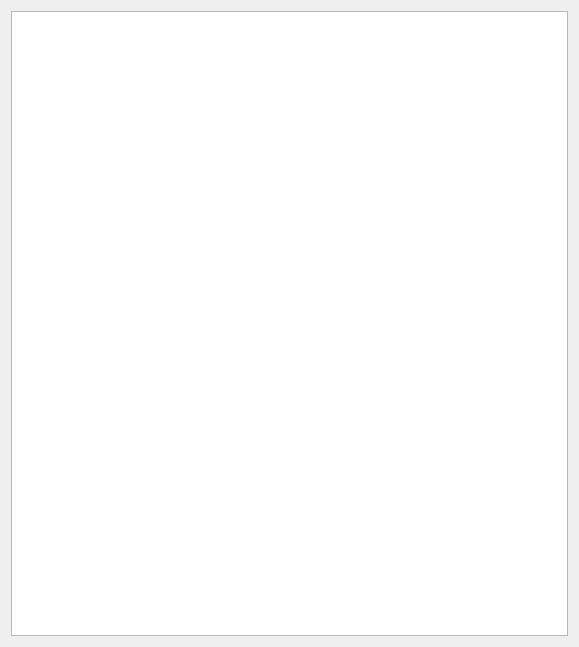
Before: the Qt Designer form vkconfig/dlghelp.ui in LunarG/VulkanTools, drawn with Qt 5.
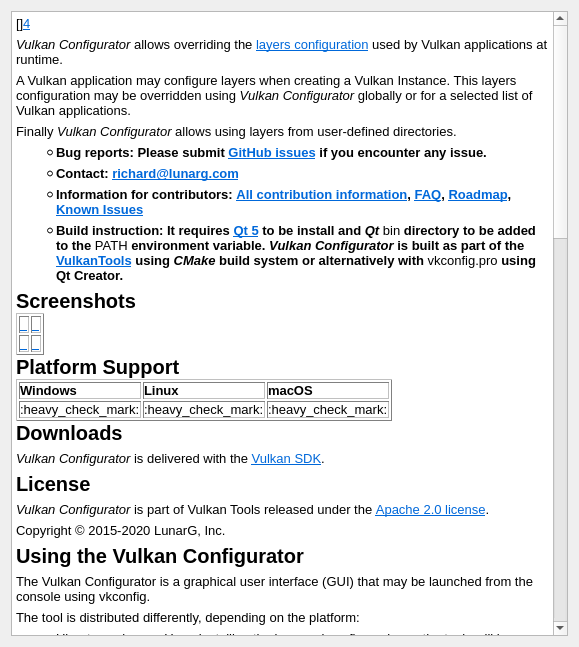
After: the same form once the commit is applied. Icons and pictures are not drawn.

Commit message: Tooltip fixes, help window

```diff
--- a/vkconfig/dlghelp.ui
+++ b/vkconfig/dlghelp.ui
@@ -27,7 +27,113 @@
 &lt;html&gt;&lt;head&gt;&lt;meta name=&quot;qrichtext&quot; content=&quot;1&quot; /&gt;&lt;style type=&quot;text/css&quot;&gt;
 p, li { white-space: pre-wrap; }
 &lt;/style&gt;&lt;/head&gt;&lt;body style=&quot; font-family:'Arial'; font-size:10pt; font-weight:400; font-style:normal;&quot;&gt;
-&lt;p style=&quot;-qt-paragraph-type:empty; margin-top:0px; margin-bottom:0px; margin-left:0px; margin-right:0px; -qt-block-indent:0; text-indent:0px;&quot;&gt;&lt;br /&gt;&lt;/p&gt;&lt;/body&gt;&lt;/html&gt;</string>
+&lt;p style=&quot; margin-top:12px; margin-bottom:12px; margin-left:0px; margin-right:0px; -qt-block-indent:0; text-indent:0px;&quot;&gt;&lt;img src=&quot;https://vulkan.lunarg.com/img/NewLunarGLogoBlack.png&quot; alt=&quot;LunarG&quot; width=&quot;198&quot; height=&quot;85&quot; /&gt;&lt;img src=&quot;./images/vulkan_configurator.png&quot; width=&quot;400&quot; /&gt;&lt;/p&gt;
+&lt;p style=&quot; margin-top:6px; margin-bottom:6px; margin-left:0px; margin-right:0px; -qt-block-indent:0; text-indent:0px;&quot;&gt;[&lt;img src=&quot;https://i.creativecommons.org/l/by-nd/4.0/88x31.png&quot; alt=&quot;Creative Commons&quot; title=&quot;Creative Commons License&quot; /&gt;]&lt;a href=&quot;https://creativecommons.org/licenses/by-nd/4.0/&quot;&gt;&lt;span style=&quot; color:#0068da;&quot;&gt;4&lt;/span&gt;&lt;/a&gt;&lt;/p&gt;
+&lt;p style=&quot; margin-top:6px; margin-bottom:6px; margin-left:0px; margin-right:0px; -qt-block-indent:0; text-indent:0px;&quot;&gt;&lt;span style=&quot; font-style:italic;&quot;&gt;Vulkan Configurator&lt;/span&gt; allows overriding the &lt;a href=&quot;https://github.com/KhronosGroup/Vulkan-Loader/blob/master/loader/LoaderAndLayerInterface.md#layers&quot;&gt;&lt;span style=&quot; color:#0068da;&quot;&gt;layers configuration&lt;/span&gt;&lt;/a&gt; used by Vulkan applications at runtime.&lt;/p&gt;
+&lt;p style=&quot; margin-top:6px; margin-bottom:6px; margin-left:0px; margin-right:0px; -qt-block-indent:0; text-indent:0px;&quot;&gt;A Vulkan application may configure layers when creating a Vulkan Instance. This layers configuration may be overridden using &lt;span style=&quot; font-style:italic;&quot;&gt;Vulkan Configurator&lt;/span&gt; globally or for a selected list of Vulkan applications.&lt;/p&gt;
+&lt;p style=&quot; margin-top:6px; margin-bottom:6px; margin-left:0px; margin-right:0px; -qt-block-indent:0; text-indent:0px;&quot;&gt;Finally &lt;span style=&quot; font-style:italic;&quot;&gt;Vulkan Configurator&lt;/span&gt; allows using layers from user-defined directories.&lt;/p&gt;
+&lt;ul type=&quot;circle&quot; style=&quot;margin-top: 0px; margin-bottom: 0px; margin-left: 0px; margin-right: 0px; -qt-list-indent: 1;&quot;&gt;&lt;li style=&quot; font-weight:600;&quot; style=&quot; margin-top:6px; margin-bottom:6px; margin-left:0px; margin-right:0px; -qt-block-indent:0; text-indent:0px;&quot;&gt;Bug reports: Please submit &lt;a href=&quot;https://github.com/LunarG/VulkanTools/issues&quot;&gt;&lt;span style=&quot; color:#0068da;&quot;&gt;GitHub issues&lt;/span&gt;&lt;/a&gt; if you encounter any issue.&lt;/li&gt;
+&lt;li style=&quot; font-weight:600;&quot; style=&quot; margin-top:6px; margin-bottom:6px; margin-left:0px; margin-right:0px; -qt-block-indent:0; text-indent:0px;&quot;&gt;Contact: &lt;a href=&quot;mailto:richard@lunarg.com&quot;&gt;&lt;span style=&quot; color:#0068da;&quot;&gt;richard@lunarg.com&lt;/span&gt;&lt;/a&gt;&lt;/li&gt;
+&lt;li style=&quot; font-weight:600;&quot; style=&quot; margin-top:6px; margin-bottom:6px; margin-left:0px; margin-right:0px; -qt-block-indent:0; text-indent:0px;&quot;&gt;Information for contributors: &lt;a href=&quot;../CONTRIBUTING.md&quot;&gt;&lt;span style=&quot; color:#0068da;&quot;&gt;All contribution information&lt;/span&gt;&lt;/a&gt;, &lt;a href=&quot;#faq&quot;&gt;&lt;span style=&quot; color:#0068da;&quot;&gt;FAQ&lt;/span&gt;&lt;/a&gt;, &lt;a href=&quot;#roadmap&quot;&gt;&lt;span style=&quot; color:#0068da;&quot;&gt;Roadmap&lt;/span&gt;&lt;/a&gt;, &lt;a href=&quot;#known-issues&quot;&gt;&lt;span style=&quot; color:#0068da;&quot;&gt;Known Issues&lt;/span&gt;&lt;/a&gt;&lt;/li&gt;
+&lt;li style=&quot; font-weight:600;&quot; style=&quot; margin-top:6px; margin-bottom:6px; margin-left:0px; margin-right:0px; -qt-block-indent:0; text-indent:0px;&quot;&gt;Build instruction: It requires &lt;a href=&quot;https://www.qt.io/download&quot;&gt;&lt;span style=&quot; color:#0068da;&quot;&gt;Qt 5&lt;/span&gt;&lt;/a&gt; to be install and &lt;span style=&quot; font-style:italic;&quot;&gt;Qt&lt;/span&gt; &lt;span style=&quot; font-family:'.SF NS Mono'; font-weight:400;&quot;&gt;bin&lt;/span&gt; directory to be added to the &lt;span style=&quot; font-family:'.SF NS Mono'; font-weight:400;&quot;&gt;PATH&lt;/span&gt; environment variable. &lt;span style=&quot; font-style:italic;&quot;&gt;Vulkan Configurator&lt;/span&gt; is built as part of the &lt;a href=&quot;../BUILD.md&quot;&gt;&lt;span style=&quot; color:#0068da;&quot;&gt;VulkanTools&lt;/span&gt;&lt;/a&gt; using &lt;span style=&quot; font-style:italic;&quot;&gt;CMake&lt;/span&gt; build system or alternatively with &lt;span style=&quot; font-family:'.SF NS Mono'; font-weight:400;&quot;&gt;vkconfig.pro&lt;/span&gt; using Qt Creator.&lt;/li&gt;&lt;/ul&gt;
+&lt;h2 style=&quot; margin-top:0px; margin-bottom:0px; margin-left:0px; margin-right:0px; -qt-block-indent:0; text-indent:0px;&quot;&gt;&lt;span style=&quot; font-size:x-large; font-weight:600;&quot;&gt;Screenshots&lt;/span&gt;&lt;/h2&gt;
+&lt;table border=&quot;1&quot; cellspacing=&quot;2&quot;&gt;
+&lt;tr&gt;
+&lt;td&gt;
+&lt;p style=&quot; margin-top:0px; margin-bottom:0px; margin-left:0px; margin-right:0px; -qt-block-indent:0; text-indent:0px;&quot;&gt;&lt;a href=&quot;./images/main_window.png&quot;&gt;&lt;span style=&quot; color:#0068da;&quot;&gt; &lt;/span&gt;&lt;/a&gt;&lt;img src=&quot;./images/main_window_320px.png&quot; alt=&quot;Main Window&quot; title=&quot;&quot; /&gt;&lt;a href=&quot;./images/main_window.png&quot;&gt;&lt;span style=&quot; color:#0068da;&quot;&gt; &lt;/span&gt;&lt;/a&gt;&lt;/p&gt;&lt;/td&gt;
+&lt;td&gt;
+&lt;p style=&quot; margin-top:0px; margin-bottom:0px; margin-left:0px; margin-right:0px; -qt-block-indent:0; text-indent:0px;&quot;&gt;&lt;a href=&quot;./images/multiple_layers.png&quot;&gt;&lt;span style=&quot; color:#0068da;&quot;&gt; &lt;/span&gt;&lt;/a&gt;&lt;img src=&quot;./images/multiple_layers_320px.png&quot; alt=&quot;Overriding multiple layers&quot; title=&quot;&quot; /&gt;&lt;a href=&quot;./images/multiple_layers.png&quot;&gt;&lt;span style=&quot; color:#0068da;&quot;&gt; &lt;/span&gt;&lt;/a&gt;&lt;/p&gt;&lt;/td&gt;&lt;/tr&gt;
+&lt;tr&gt;
+&lt;td&gt;
+&lt;p style=&quot; margin-top:0px; margin-bottom:0px; margin-left:0px; margin-right:0px; -qt-block-indent:0; text-indent:0px;&quot;&gt;&lt;a href=&quot;./images/launcher.png&quot;&gt;&lt;span style=&quot; color:#0068da;&quot;&gt; &lt;/span&gt;&lt;/a&gt;&lt;img src=&quot;./images/launcher_320px.png&quot; alt=&quot;Vulkan Applications launchers&quot; title=&quot;&quot; /&gt;&lt;a href=&quot;./images/launcher.png&quot;&gt;&lt;span style=&quot; color:#0068da;&quot;&gt; &lt;/span&gt;&lt;/a&gt;&lt;/p&gt;&lt;/td&gt;
+&lt;td&gt;
+&lt;p style=&quot; margin-top:0px; margin-bottom:0px; margin-left:0px; margin-right:0px; -qt-block-indent:0; text-indent:0px;&quot;&gt;&lt;a href=&quot;./images/layers_selection_and_ordering.png&quot;&gt;&lt;span style=&quot; color:#0068da;&quot;&gt; &lt;/span&gt;&lt;/a&gt;&lt;img src=&quot;./images/layers_selection_and_ordering_320px.png&quot; alt=&quot;Vulkan Layers slection and ordering &quot; title=&quot;&quot; /&gt;&lt;a href=&quot;./images/layers_selection_and_ordering.png&quot;&gt;&lt;span style=&quot; color:#0068da;&quot;&gt; &lt;/span&gt;&lt;/a&gt;&lt;/p&gt;&lt;/td&gt;&lt;/tr&gt;&lt;/table&gt;
+&lt;h2 style=&quot; margin-top:0px; margin-bottom:0px; margin-left:0px; margin-right:0px; -qt-block-indent:0; text-indent:0px;&quot;&gt;&lt;span style=&quot; font-size:x-large; font-weight:600;&quot;&gt;Platform Support&lt;/span&gt;&lt;/h2&gt;
+&lt;table border=&quot;1&quot; cellspacing=&quot;2&quot;&gt;
+&lt;tr&gt;
+&lt;td&gt;
+&lt;p style=&quot; margin-top:0px; margin-bottom:0px; margin-left:0px; margin-right:0px; -qt-block-indent:0; text-indent:0px;&quot;&gt;&lt;span style=&quot; font-weight:600;&quot;&gt;Windows&lt;/span&gt;&lt;/p&gt;&lt;/td&gt;
+&lt;td&gt;
+&lt;p style=&quot; margin-top:0px; margin-bottom:0px; margin-left:0px; margin-right:0px; -qt-block-indent:0; text-indent:0px;&quot;&gt;&lt;span style=&quot; font-weight:600;&quot;&gt;Linux&lt;/span&gt;&lt;/p&gt;&lt;/td&gt;
+&lt;td&gt;
+&lt;p style=&quot; margin-top:0px; margin-bottom:0px; margin-left:0px; margin-right:0px; -qt-block-indent:0; text-indent:0px;&quot;&gt;&lt;span style=&quot; font-weight:600;&quot;&gt;macOS&lt;/span&gt;&lt;/p&gt;&lt;/td&gt;&lt;/tr&gt;
+&lt;tr&gt;
+&lt;td&gt;
+&lt;p style=&quot; margin-top:0px; margin-bottom:0px; margin-left:0px; margin-right:0px; -qt-block-indent:0; text-indent:0px;&quot;&gt;:heavy_check_mark:&lt;/p&gt;&lt;/td&gt;
+&lt;td&gt;
+&lt;p style=&quot; margin-top:0px; margin-bottom:0px; margin-left:0px; margin-right:0px; -qt-block-indent:0; text-indent:0px;&quot;&gt;:heavy_check_mark:&lt;/p&gt;&lt;/td&gt;
+&lt;td&gt;
+&lt;p style=&quot; margin-top:0px; margin-bottom:0px; margin-left:0px; margin-right:0px; -qt-block-indent:0; text-indent:0px;&quot;&gt;:heavy_check_mark:&lt;/p&gt;&lt;/td&gt;&lt;/tr&gt;&lt;/table&gt;
+&lt;h2 style=&quot; margin-top:0px; margin-bottom:0px; margin-left:0px; margin-right:0px; -qt-block-indent:0; text-indent:0px;&quot;&gt;&lt;span style=&quot; font-size:x-large; font-weight:600;&quot;&gt;Downloads&lt;/span&gt;&lt;/h2&gt;
+&lt;p style=&quot; margin-top:6px; margin-bottom:6px; margin-left:0px; margin-right:0px; -qt-block-indent:0; text-indent:0px;&quot;&gt;&lt;span style=&quot; font-style:italic;&quot;&gt;Vulkan Configurator&lt;/span&gt; is delivered with the &lt;a href=&quot;https://vulkan.lunarg.com/sdk/home&quot;&gt;&lt;span style=&quot; color:#0068da;&quot;&gt;Vulkan SDK&lt;/span&gt;&lt;/a&gt;.&lt;/p&gt;
+&lt;h2 style=&quot; margin-top:0px; margin-bottom:0px; margin-left:0px; margin-right:0px; -qt-block-indent:0; text-indent:0px;&quot;&gt;&lt;span style=&quot; font-size:x-large; font-weight:600;&quot;&gt;License&lt;/span&gt;&lt;/h2&gt;
+&lt;p style=&quot; margin-top:6px; margin-bottom:6px; margin-left:0px; margin-right:0px; -qt-block-indent:0; text-indent:0px;&quot;&gt;&lt;span style=&quot; font-style:italic;&quot;&gt;Vulkan Configurator&lt;/span&gt; is part of Vulkan Tools released under the &lt;a href=&quot;../LICENSE.txt&quot;&gt;&lt;span style=&quot; color:#0068da;&quot;&gt;Apache 2.0 license&lt;/span&gt;&lt;/a&gt;.&lt;/p&gt;
+&lt;p style=&quot; margin-top:6px; margin-bottom:6px; margin-left:0px; margin-right:0px; -qt-block-indent:0; text-indent:0px;&quot;&gt;Copyright © 2015-2020 LunarG, Inc.&lt;/p&gt;
+&lt;h2 style=&quot; margin-top:0px; margin-bottom:0px; margin-left:0px; margin-right:0px; -qt-block-indent:0; text-indent:0px;&quot;&gt;&lt;span style=&quot; font-size:x-large; font-weight:600;&quot;&gt;Using the Vulkan Configurator&lt;/span&gt;&lt;/h2&gt;
+&lt;p style=&quot; margin-top:6px; margin-bottom:6px; margin-left:0px; margin-right:0px; -qt-block-indent:0; text-indent:0px;&quot;&gt;The Vulkan Configurator is a graphical user interface (GUI) that may be launched from the console using &lt;span style=&quot; font-family:'.SF NS Mono';&quot;&gt;vkconfig&lt;/span&gt;.&lt;/p&gt;
+&lt;p style=&quot; margin-top:6px; margin-bottom:6px; margin-left:0px; margin-right:0px; -qt-block-indent:0; text-indent:0px;&quot;&gt;The tool is distributed differently, depending on the platform:&lt;/p&gt;
+&lt;ul style=&quot;margin-top: 0px; margin-bottom: 0px; margin-left: 0px; margin-right: 0px; -qt-list-indent: 1;&quot;&gt;&lt;li style=&quot; margin-top:6px; margin-bottom:6px; margin-left:0px; margin-right:0px; -qt-block-indent:0; text-indent:0px;&quot;&gt;Ubuntu packages: Upon installing the &lt;span style=&quot; font-family:'.SF NS Mono';&quot;&gt;lunarg-vkconfig&lt;/span&gt; package, the tools will be available from the command line as &lt;span style=&quot; font-family:'.SF NS Mono';&quot;&gt;vkconfig&lt;/span&gt;.&lt;/li&gt;
+&lt;li style=&quot; margin-top:6px; margin-bottom:6px; margin-left:0px; margin-right:0px; -qt-block-indent:0; text-indent:0px;&quot;&gt;Linux tarball: The vkconfig executable comes pre-built. Run vkconfig on the command line.&lt;/li&gt;
+&lt;li style=&quot; margin-top:6px; margin-bottom:6px; margin-left:0px; margin-right:0px; -qt-block-indent:0; text-indent:0px;&quot;&gt;Windows: The tool will be present on the start menu, in the Vulkan SDK menu. User can also invoke from a command line.&lt;/li&gt;
+&lt;li style=&quot; margin-top:6px; margin-bottom:6px; margin-left:0px; margin-right:0px; -qt-block-indent:0; text-indent:0px;&quot;&gt;macOS: The tool is provided as an application bundle. Run it by double clicking the bundle from a file explorer.&lt;/li&gt;&lt;/ul&gt;
+&lt;h2 style=&quot; margin-top:0px; margin-bottom:0px; margin-left:0px; margin-right:0px; -qt-block-indent:0; text-indent:0px;&quot;&gt;&lt;span style=&quot; font-size:x-large; font-weight:600;&quot;&gt;Glossary&lt;/span&gt;&lt;/h2&gt;
+&lt;p style=&quot; margin-top:6px; margin-bottom:6px; margin-left:0px; margin-right:0px; -qt-block-indent:0; text-indent:0px;&quot;&gt;&lt;a href=&quot;https://github.com/KhronosGroup/Vulkan-Loader/blob/master/loader/LoaderAndLayerInterface.md#layers&quot;&gt;&lt;span style=&quot; color:#0068da;&quot;&gt;Vulkan Layer&lt;/span&gt;&lt;/a&gt;: A layer is an optional library that can intercept Vulkan functions on their way from the Vulkan application down to the Vulkan drivers. Multiple layers can be chained together to use multiple layer functionalities simultanously.&lt;/p&gt;
+&lt;p style=&quot; margin-top:6px; margin-bottom:6px; margin-left:0px; margin-right:0px; -qt-block-indent:0; text-indent:0px;&quot;&gt;&lt;span style=&quot; font-weight:600;&quot;&gt;Vulkan Layers Configuration&lt;/span&gt;: A collection of Vulkan Layers executed in &lt;a href=&quot;./vkconfig.md#vulkan-layers-execution-order-overview&quot;&gt;&lt;span style=&quot; color:#0068da;&quot;&gt;a specific order&lt;/span&gt;&lt;/a&gt; with specific settings for each layer.&lt;/p&gt;
+&lt;p style=&quot; margin-top:6px; margin-bottom:6px; margin-left:0px; margin-right:0px; -qt-block-indent:0; text-indent:0px;&quot;&gt;&lt;span style=&quot; font-weight:600;&quot;&gt;Vulkan &lt;/span&gt;&lt;a href=&quot;https://github.com/KhronosGroup/Vulkan-Loader/blob/master/loader/LoaderAndLayerInterface.md#implicit-vs-explicit-layers&quot;&gt;&lt;span style=&quot; color:#0068da;&quot;&gt;Explicit Layers vs Implicit Layer&lt;/span&gt;&lt;/a&gt;: An explicit layer has to be explicitly activated by the user from source in &lt;span style=&quot; font-family:'.SF NS Mono';&quot;&gt;vkCreateInstance&lt;/span&gt;, using Vulkan Configurator or &lt;span style=&quot; font-family:'.SF NS Mono';&quot;&gt;VK_INSTANCE_LAYERS&lt;/span&gt; environment variable. Implicit layers are enabled by their existence on the system by default.&lt;/p&gt;
+&lt;p style=&quot; margin-top:6px; margin-bottom:6px; margin-left:0px; margin-right:0px; -qt-block-indent:0; text-indent:0px;&quot;&gt;&lt;span style=&quot; font-weight:600;&quot;&gt;Vulkan &lt;/span&gt;&lt;a href=&quot;https://github.com/KhronosGroup/Vulkan-Loader/blob/master/loader/LoaderAndLayerInterface.md#meta-layers&quot;&gt;&lt;span style=&quot; color:#0068da;&quot;&gt;Meta-Layer&lt;/span&gt;&lt;/a&gt;: Meta-layers are a special kind of layer which is only available through the desktop &lt;a href=&quot;https://github.com/KhronosGroup/Vulkan-Loader&quot;&gt;&lt;span style=&quot; color:#0068da;&quot;&gt;Vulkan Loader&lt;/span&gt;&lt;/a&gt;. While usual layers are associated with one particular library, a meta-layer is actually a collection layer which contains an ordered list of other layers called &lt;span style=&quot; font-style:italic;&quot;&gt;component layers&lt;/span&gt;.&lt;/p&gt;
+&lt;p style=&quot; margin-top:6px; margin-bottom:6px; margin-left:0px; margin-right:0px; -qt-block-indent:0; text-indent:0px;&quot;&gt;&lt;a href=&quot;https://github.com/KhronosGroup/Vulkan-Loader/blob/master/loader/LoaderAndLayerInterface.md##override-meta-layer&quot;&gt;&lt;span style=&quot; color:#0068da;&quot;&gt;Vulkan Override Layer&lt;/span&gt;&lt;/a&gt;: The Vulkan Override Layer is an implicit meta-layer found on the system with the name &lt;span style=&quot; font-family:'.SF NS Mono';&quot;&gt;VK_LAYER_LUNARG_override&lt;/span&gt;. It is the mechanism used by &lt;span style=&quot; font-style:italic;&quot;&gt;Vulkan Configurator&lt;/span&gt; to override Vulkan applications layers. This layer contains:&lt;/p&gt;
+&lt;ul style=&quot;margin-top: 0px; margin-bottom: 0px; margin-left: 0px; margin-right: 0px; -qt-list-indent: 1;&quot;&gt;&lt;li style=&quot; margin-top:6px; margin-bottom:6px; margin-left:0px; margin-right:0px; -qt-block-indent:0; text-indent:0px;&quot;&gt;The ordered list of layers to activate&lt;/li&gt;
+&lt;li style=&quot; margin-top:6px; margin-bottom:6px; margin-left:0px; margin-right:0px; -qt-block-indent:0; text-indent:0px;&quot;&gt;The list of layers to exclude from execution&lt;/li&gt;
+&lt;li style=&quot; margin-top:6px; margin-bottom:6px; margin-left:0px; margin-right:0px; -qt-block-indent:0; text-indent:0px;&quot;&gt;The list of paths to executables that the layers override applies to. If this list is empty, the override is applied to every application upon startup. This feature can be configured with Vulkan Configurator when&lt;/li&gt;&lt;/ul&gt;
+&lt;p style=&quot; margin-top:6px; margin-bottom:6px; margin-left:0px; margin-right:0px; -qt-block-indent:0; text-indent:0px;&quot;&gt;&lt;span style=&quot; font-weight:600;&quot;&gt;Vulkan Layer settings&lt;/span&gt;: Per layer settings loaded by each layer library and stored in the &lt;span style=&quot; font-family:'.SF NS Mono';&quot;&gt;vk_layer_settings.txt&lt;/span&gt; file. This file is located either next to the Vulkan application executable or set globally, applied to all Vulkan applications. These settings are described &lt;a href=&quot;https://github.com/KhronosGroup/Vulkan-ValidationLayers/blob/master/layers/vk_layer_settings.txt&quot;&gt;&lt;span style=&quot; color:#0068da;&quot;&gt;here for VK_LAYER_KHRONOS_validation&lt;/span&gt;&lt;/a&gt; and &lt;a href=&quot;https://github.com/LunarG/VulkanTools/blob/master/layersvt/vk_layer_settings.txt&quot;&gt;&lt;span style=&quot; color:#0068da;&quot;&gt;here for other layers created by LunarG&lt;/span&gt;&lt;/a&gt;.&lt;/p&gt;
+&lt;h2 style=&quot; margin-top:0px; margin-bottom:0px; margin-left:0px; margin-right:0px; -qt-block-indent:0; text-indent:0px;&quot;&gt;&lt;span style=&quot; font-size:x-large; font-weight:600;&quot;&gt;Vulkan Layers execution order overview&lt;/span&gt;&lt;/h2&gt;
+&lt;p style=&quot; margin-top:6px; margin-bottom:6px; margin-left:0px; margin-right:0px; -qt-block-indent:0; text-indent:0px;&quot;&gt;&lt;a href=&quot;./images/vulkan_layers_order.png&quot;&gt;&lt;span style=&quot; color:#0068da;&quot;&gt; &lt;/span&gt;&lt;/a&gt;&lt;img src=&quot;./images/vulkan_layers_order_small.png&quot; alt=&quot;Vulkan Loader&quot; title=&quot;&quot; /&gt;&lt;a href=&quot;./images/vulkan_layers_order.png&quot;&gt;&lt;span style=&quot; color:#0068da;&quot;&gt; &lt;/span&gt;&lt;/a&gt;&lt;/p&gt;
+&lt;h2 style=&quot; margin-top:0px; margin-bottom:0px; margin-left:0px; margin-right:0px; -qt-block-indent:0; text-indent:0px;&quot;&gt;&lt;span style=&quot; font-size:x-large; font-weight:600;&quot;&gt;Vulkan Loader and Layers design overview&lt;/span&gt;&lt;/h2&gt;
+&lt;p style=&quot; margin-top:6px; margin-bottom:6px; margin-left:0px; margin-right:0px; -qt-block-indent:0; text-indent:0px;&quot;&gt;&lt;a href=&quot;./images/vulkan_loader.png&quot;&gt;&lt;span style=&quot; color:#0068da;&quot;&gt; &lt;/span&gt;&lt;/a&gt;&lt;img src=&quot;./images/vulkan_loader_640px.png&quot; alt=&quot;Vulkan Loader&quot; title=&quot;&quot; /&gt;&lt;a href=&quot;./images/vulkan_loader.png&quot;&gt;&lt;span style=&quot; color:#0068da;&quot;&gt; &lt;/span&gt;&lt;/a&gt;&lt;/p&gt;
+&lt;p style=&quot; margin-top:6px; margin-bottom:6px; margin-left:0px; margin-right:0px; -qt-block-indent:0; text-indent:0px;&quot;&gt;For detailed information, read the &lt;a href=&quot;https://github.com/KhronosGroup/Vulkan-Loader/blob/master/loader/LoaderAndLayerInterface.md&quot;&gt;&lt;span style=&quot; color:#0068da;&quot;&gt;Architecture of the Vulkan Loader Interfaces&lt;/span&gt;&lt;/a&gt; document.&lt;/p&gt;
+&lt;h2 style=&quot; margin-top:0px; margin-bottom:0px; margin-left:0px; margin-right:0px; -qt-block-indent:0; text-indent:0px;&quot;&gt;&lt;span style=&quot; font-size:x-large; font-weight:600;&quot;&gt;OS User-Specific Modifications&lt;/span&gt;&lt;/h2&gt;
+&lt;p style=&quot; margin-top:6px; margin-bottom:6px; margin-left:0px; margin-right:0px; -qt-block-indent:0; text-indent:0px;&quot;&gt;The &lt;span style=&quot; font-style:italic;&quot;&gt;Vulkan Configurator&lt;/span&gt; does not make any system-wide changes to a system, but it does make user-specific changes. These changes are documented below:&lt;/p&gt;
+&lt;h3 style=&quot; margin-top:0px; margin-bottom:0px; margin-left:0px; margin-right:0px; -qt-block-indent:0; text-indent:0px;&quot;&gt;&lt;span style=&quot; font-size:large; font-weight:600;&quot;&gt;Linux and macOS&lt;/span&gt;&lt;/h3&gt;
+&lt;p style=&quot; margin-top:6px; margin-bottom:6px; margin-left:0px; margin-right:0px; -qt-block-indent:0; text-indent:0px;&quot;&gt;Unix systems store files in the following paths:&lt;/p&gt;
+&lt;ul style=&quot;margin-top: 0px; margin-bottom: 0px; margin-left: 0px; margin-right: 0px; -qt-list-indent: 1;&quot;&gt;&lt;li style=&quot; font-family:'.SF NS Mono';&quot; style=&quot; margin-top:6px; margin-bottom:6px; margin-left:0px; margin-right:0px; -qt-block-indent:0; text-indent:0px;&quot;&gt;$HOME/.local/share/vulkan/implicit_layer.d/VkLayer_override.json tells a Vulkan application which layers to use&lt;/li&gt;
+&lt;li style=&quot; font-family:'.SF NS Mono';&quot; style=&quot; margin-top:6px; margin-bottom:6px; margin-left:0px; margin-right:0px; -qt-block-indent:0; text-indent:0px;&quot;&gt;$HOME/.local/share/vulkan/settings.d/vk_layer_settings.txt tells Vulkan layers which settings to use&lt;/li&gt;
+&lt;li style=&quot; font-family:'.SF NS Mono';&quot; style=&quot; margin-top:6px; margin-bottom:6px; margin-left:0px; margin-right:0px; -qt-block-indent:0; text-indent:0px;&quot;&gt;$HOME/.config/LunarG/vkconfig.conf stores the application settings for vkconfig&lt;/li&gt;&lt;/ul&gt;
+&lt;h3 style=&quot; margin-top:0px; margin-bottom:0px; margin-left:0px; margin-right:0px; -qt-block-indent:0; text-indent:0px;&quot;&gt;&lt;span style=&quot; font-size:large; font-weight:600;&quot;&gt;Windows&lt;/span&gt;&lt;/h3&gt;
+&lt;p style=&quot; margin-top:6px; margin-bottom:6px; margin-left:0px; margin-right:0px; -qt-block-indent:0; text-indent:0px;&quot;&gt;Windows systems store files in the following paths:&lt;/p&gt;
+&lt;ul style=&quot;margin-top: 0px; margin-bottom: 0px; margin-left: 0px; margin-right: 0px; -qt-list-indent: 1;&quot;&gt;&lt;li style=&quot; font-family:'.SF NS Mono';&quot; style=&quot; margin-top:6px; margin-bottom:6px; margin-left:0px; margin-right:0px; -qt-block-indent:0; text-indent:0px;&quot;&gt;%TEMP%\VulkanLayerManager\VkLayerOverride.json tells a Vulkan application which layers to use&lt;/li&gt;
+&lt;li style=&quot; font-family:'.SF NS Mono';&quot; style=&quot; margin-top:6px; margin-bottom:6px; margin-left:0px; margin-right:0px; -qt-block-indent:0; text-indent:0px;&quot;&gt;%TEMP%\VulkanLayerManager\vk_layer_settings.txt tells Vulkan layers which settings to use&lt;/li&gt;&lt;/ul&gt;
+&lt;p style=&quot; margin-top:6px; margin-bottom:6px; margin-left:0px; margin-right:0px; -qt-block-indent:0; text-indent:0px;&quot;&gt;In addition, Windows system create registry entries in the following locations:&lt;/p&gt;
+&lt;ul style=&quot;margin-top: 0px; margin-bottom: 0px; margin-left: 0px; margin-right: 0px; -qt-list-indent: 1;&quot;&gt;&lt;li style=&quot; font-family:'.SF NS Mono';&quot; style=&quot; margin-top:6px; margin-bottom:6px; margin-left:0px; margin-right:0px; -qt-block-indent:0; text-indent:0px;&quot;&gt;HKEY_CURRENT_USER\Software\Khronos\Vulkan\ImplicitLayers will have an entry that points to the JSON file above&lt;/li&gt;
+&lt;li style=&quot; font-family:'.SF NS Mono';&quot; style=&quot; margin-top:6px; margin-bottom:6px; margin-left:0px; margin-right:0px; -qt-block-indent:0; text-indent:0px;&quot;&gt;HKEY_CURRENT_USER\Software\Khronos\Vulkan\Settings will have an entry that points to the text file above&lt;/li&gt;
+&lt;li style=&quot; font-family:'.SF NS Mono';&quot; style=&quot; margin-top:6px; margin-bottom:6px; margin-left:0px; margin-right:0px; -qt-block-indent:0; text-indent:0px;&quot;&gt;HKEY_CURRENT_USER\Software\LunarG\vkconfig stores the application settings for vkconfig&lt;/li&gt;&lt;/ul&gt;
+&lt;h2 style=&quot; margin-top:0px; margin-bottom:0px; margin-left:0px; margin-right:0px; -qt-block-indent:0; text-indent:0px;&quot;&gt;&lt;span style=&quot; font-size:x-large; font-weight:600;&quot;&gt;FAQ&lt;/span&gt;&lt;/h2&gt;
+&lt;h3 style=&quot; margin-top:0px; margin-bottom:0px; margin-left:0px; margin-right:0px; -qt-block-indent:0; text-indent:0px;&quot;&gt;&lt;span style=&quot; font-size:large; font-weight:600;&quot;&gt;How do I use Vulkan Configurator to override only the Vulkan layers of a selected list of applications?&lt;/span&gt;&lt;/h3&gt;
+&lt;p style=&quot; margin-top:6px; margin-bottom:6px; margin-left:0px; margin-right:0px; -qt-block-indent:0; text-indent:0px;&quot;&gt;This is typically done by enabling the &amp;quot;Apply only to the selected list of Vulkan applications&amp;quot; check box.&lt;img src=&quot;./images/only_list.png&quot; /&gt;&lt;/p&gt;
+&lt;p style=&quot; margin-top:6px; margin-bottom:6px; margin-left:0px; margin-right:0px; -qt-block-indent:0; text-indent:0px;&quot;&gt;However, if this is not working it might be because the &lt;span style=&quot; font-style:italic;&quot;&gt;Vulkan Loader&lt;/span&gt; on the system is too old. Version 1.2.141 or newer of the Vulkan Loader is required. Update the &lt;span style=&quot; font-style:italic;&quot;&gt;Vulkan Loader&lt;/span&gt; by installing the latest &lt;a href=&quot;https://vulkan.lunarg.com/sdk/home&quot;&gt;&lt;span style=&quot; color:#0068da;&quot;&gt;Vulkan Runtime&lt;/span&gt;&lt;/a&gt; to enable this feature.&lt;/p&gt;
+&lt;h2 style=&quot; margin-top:0px; margin-bottom:0px; margin-left:0px; margin-right:0px; -qt-block-indent:0; text-indent:0px;&quot;&gt;&lt;span style=&quot; font-size:x-large; font-weight:600;&quot;&gt;Roadmap&lt;/span&gt;&lt;/h2&gt;
+&lt;ul style=&quot;margin-top: 0px; margin-bottom: 0px; margin-left: 0px; margin-right: 0px; -qt-list-indent: 1;&quot;&gt;&lt;li style=&quot; margin-top:6px; margin-bottom:6px; margin-left:0px; margin-right:0px; -qt-block-indent:0; text-indent:0px;&quot;&gt;Use Private Settings Layer Extension new APIs categorize settings and allow layers by developers integration of settings in vkconfig &lt;a href=&quot;https://github.com/KhronosGroup/Vulkan-ValidationLayers/pull/1920&quot;&gt;&lt;span style=&quot; color:#0068da;&quot;&gt;https://github.com/KhronosGroup/Vulkan-ValidationLayers/pull/1920&lt;/span&gt;&lt;/a&gt;&lt;/li&gt;
+&lt;li style=&quot; margin-top:6px; margin-bottom:6px; margin-left:0px; margin-right:0px; -qt-block-indent:0; text-indent:0px;&quot;&gt;Improve the layer settings representation and organization.&lt;/li&gt;
+&lt;li style=&quot; margin-top:6px; margin-bottom:6px; margin-left:0px; margin-right:0px; -qt-block-indent:0; text-indent:0px;&quot;&gt;Full coverage of &lt;a href=&quot;https://www.khronos.org/registry/vulkan/specs/1.2-extensions/man/html/VK_EXT_debug_utils.html&quot;&gt;&lt;span style=&quot; color:#0068da;&quot;&gt;VK_EXT_debug_utils&lt;/span&gt;&lt;/a&gt; for message filtering.&lt;/li&gt;
+&lt;li style=&quot; margin-top:6px; margin-bottom:6px; margin-left:0px; margin-right:0px; -qt-block-indent:0; text-indent:0px;&quot;&gt;Refactor the loader to replace &lt;span style=&quot; font-family:'.SF NS Mono';&quot;&gt;vk_layer_settings.txt&lt;/span&gt; and &lt;span style=&quot; font-family:'.SF NS Mono';&quot;&gt;VkLayer_override.json&lt;/span&gt; by json files generated by &lt;span style=&quot; font-family:'.SF NS Mono';&quot;&gt;Vulkan Configurator&lt;/span&gt;.&lt;/li&gt;
+&lt;ul style=&quot;margin-top: 0px; margin-bottom: 0px; margin-left: 0px; margin-right: 0px; -qt-list-indent: 2;&quot;&gt;&lt;li style=&quot; margin-top:6px; margin-bottom:6px; margin-left:0px; margin-right:0px; -qt-block-indent:0; text-indent:0px;&quot;&gt;Global layers overriding file is placed in &lt;span style=&quot; font-family:'.SF NS Mono';&quot;&gt;VulkanLayerManager&lt;/span&gt; directory.&lt;/li&gt;
+&lt;li style=&quot; margin-top:6px; margin-bottom:6px; margin-left:0px; margin-right:0px; -qt-block-indent:0; text-indent:0px;&quot;&gt;Local layers overriding file / selected Vulkan application is placed the application directory.&lt;/li&gt;&lt;/ul&gt;
+&lt;li style=&quot; margin-top:6px; margin-bottom:6px; margin-left:0px; margin-right:0px; -qt-block-indent:0; text-indent:0px;&quot;&gt;Add full command line arguments to use &lt;span style=&quot; font-family:'.SF NS Mono';&quot;&gt;Vulkan Configurator&lt;/span&gt; features and add a test framework.&lt;/li&gt;
+&lt;li style=&quot; margin-top:6px; margin-bottom:6px; margin-left:0px; margin-right:0px; -qt-block-indent:0; text-indent:0px;&quot;&gt;Add a test to check Vulkan is working fine on the machine and display the review in the log at Vulkan Configurator start up.&lt;/li&gt;
+&lt;li style=&quot; margin-top:6px; margin-bottom:6px; margin-left:0px; margin-right:0px; -qt-block-indent:0; text-indent:0px;&quot;&gt;Improve layer ordering representation and accuracy.&lt;/li&gt;
+&lt;li style=&quot; margin-top:6px; margin-bottom:6px; margin-left:0px; margin-right:0px; -qt-block-indent:0; text-indent:0px;&quot;&gt;Add Import and export of layers configurations.&lt;/li&gt;
+&lt;li style=&quot; margin-top:6px; margin-bottom:6px; margin-left:0px; margin-right:0px; -qt-block-indent:0; text-indent:0px;&quot;&gt;Add multiple command line arguments and environment variables per application.&lt;/li&gt;
+&lt;li style=&quot; margin-top:6px; margin-bottom:6px; margin-left:0px; margin-right:0px; -qt-block-indent:0; text-indent:0px;&quot;&gt;Add a search field for the launcher log area and button to open the launcher log file, make it possible to browse the log.&lt;/li&gt;
+&lt;li style=&quot; margin-top:6px; margin-bottom:6px; margin-left:0px; margin-right:0px; -qt-block-indent:0; text-indent:0px;&quot;&gt;Make vkconfig a service to add an icon in the taskbar when running.&lt;/li&gt;
+&lt;li style=&quot; margin-top:6px; margin-bottom:6px; margin-left:0px; margin-right:0px; -qt-block-indent:0; text-indent:0px;&quot;&gt;Add a dedicated Vulkan Configurator layer to capture all the debug messages directly.&lt;/li&gt;
+&lt;li style=&quot; margin-top:6px; margin-bottom:6px; margin-left:0px; margin-right:0px; -qt-block-indent:0; text-indent:0px;&quot;&gt;Add display of a detailed description of each layer.&lt;/li&gt;&lt;/ul&gt;
+&lt;h2 style=&quot; margin-top:0px; margin-bottom:0px; margin-left:0px; margin-right:0px; -qt-block-indent:0; text-indent:0px;&quot;&gt;&lt;span style=&quot; font-size:x-large; font-weight:600;&quot;&gt;Known Issues&lt;/span&gt;&lt;/h2&gt;
+&lt;ul style=&quot;margin-top: 0px; margin-bottom: 0px; margin-left: 0px; margin-right: 0px; -qt-list-indent: 1;&quot;&gt;&lt;li style=&quot; margin-top:6px; margin-bottom:6px; margin-left:0px; margin-right:0px; -qt-block-indent:0; text-indent:0px;&quot;&gt;The UI still feels a little clunky... Need more polish.&lt;/li&gt;
+&lt;li style=&quot; margin-top:6px; margin-bottom:6px; margin-left:0px; margin-right:0px; -qt-block-indent:0; text-indent:0px;&quot;&gt;Message filtering using VUID name and index is not yet fully implemented.&lt;/li&gt;
+&lt;li style=&quot; margin-top:6px; margin-bottom:6px; margin-left:0px; margin-right:0px; -qt-block-indent:0; text-indent:0px;&quot;&gt;Layers will use the override layer settings and ignore the local file with no warning to the user.&lt;/li&gt;
+&lt;li style=&quot; margin-top:6px; margin-bottom:6px; margin-left:0px; margin-right:0px; -qt-block-indent:0; text-indent:0px;&quot;&gt;Layer paths may not be duplicated in the layer override json file. They currently are.&lt;/li&gt;
+&lt;li style=&quot; margin-top:6px; margin-bottom:6px; margin-left:0px; margin-right:0px; -qt-block-indent:0; text-indent:0px;&quot;&gt;Layer execution order express in the &amp;quot;Select Vulkan Layers to override and execution order&amp;quot; window is not accurate, only &lt;span style=&quot; font-weight:600;&quot;&gt;forced on&lt;/span&gt; layers can be ordered.&lt;/li&gt;
+&lt;li style=&quot; margin-top:6px; margin-bottom:6px; margin-left:0px; margin-right:0px; -qt-block-indent:0; text-indent:0px;&quot;&gt;Layers settings fields are not checked for syntax errors.&lt;/li&gt;
+&lt;li style=&quot; margin-top:6px; margin-bottom:6px; margin-left:0px; margin-right:0px; -qt-block-indent:0; text-indent:0px;&quot;&gt;The user can't reorder the layers configurations in the list.&lt;/li&gt;&lt;/ul&gt;&lt;/body&gt;&lt;/html&gt;</string>
      </property>
      <property name="source">
       <url>
```
Left out of the diff: 5 changed lines with no effect on the pictures. The commit also changes 11 other files.
